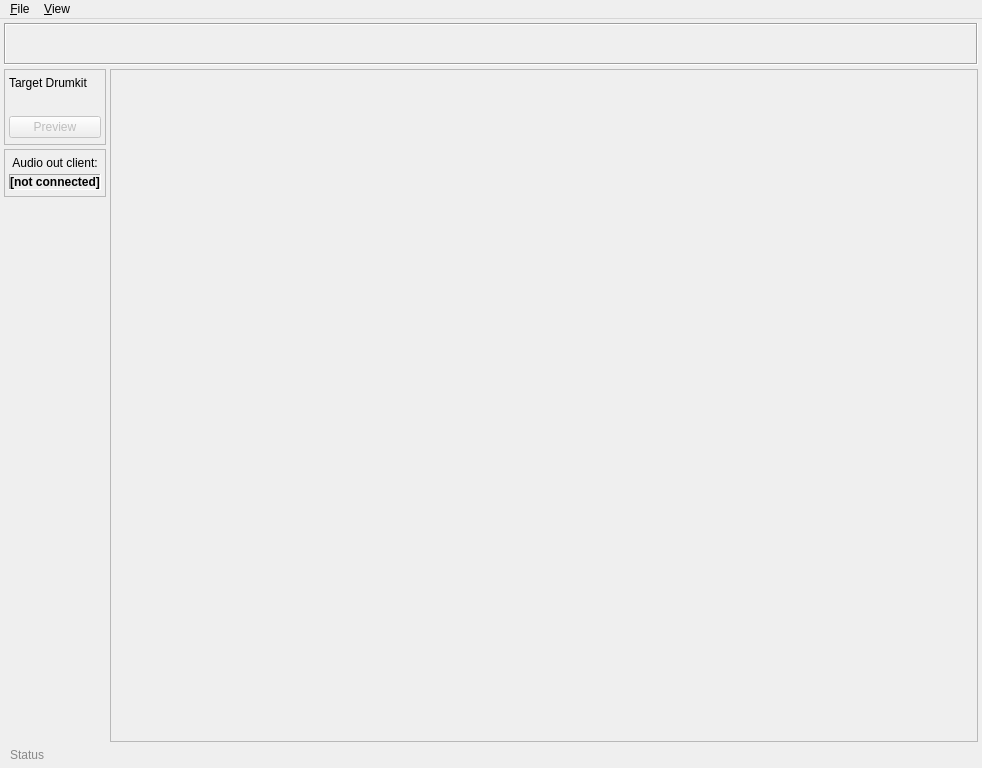
This is res/main_window.ui in Zen-Master-SoSo/kitbash as Qt 5 draws it before an edit. The edited form follows.
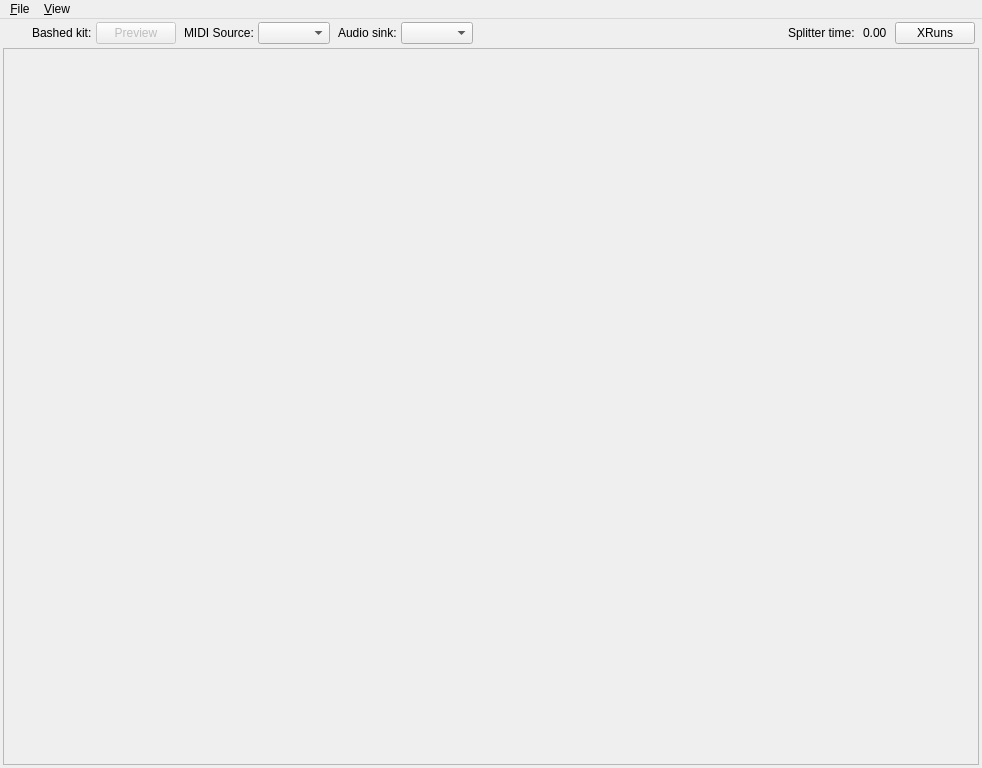
This is the edited form.

Commit message: Remove looper and conn man - move to separate projects --- WIP!!!

```diff
--- a/res/main_window.ui
+++ b/res/main_window.ui
@@ -14,103 +14,71 @@
    <string>kitbash</string>
   </property>
   <widget class="QWidget" name="centralwidget">
-   <layout class="QVBoxLayout" name="vlo1" stretch="0,10,0">
-    <property name="spacing">
-     <number>4</number>
-    </property>
-    <property name="leftMargin">
-     <number>4</number>
-    </property>
-    <property name="topMargin">
-     <number>4</number>
-    </property>
-    <property name="rightMargin">
-     <number>4</number>
-    </property>
-    <property name="bottomMargin">
-     <number>4</number>
-    </property>
-    <item>
-     <widget class="QFrame" name="frm_looper">
-      <property name="minimumSize">
-       <size>
-        <width>0</width>
-        <height>42</height>
-       </size>
-      </property>
-      <property name="frameShape">
-       <enum>QFrame::Box</enum>
-      </property>
-      <property name="frameShadow">
-       <enum>QFrame::Sunken</enum>
-      </property>
-      <property name="lineWidth">
-       <number>1</number>
-      </property>
-      <layout class="QHBoxLayout" name="looper_layout">
-       <property name="spacing">
-        <number>0</number>
-       </property>
-       <property name="leftMargin">
-        <number>2</number>
-       </property>
-       <property name="topMargin">
-        <number>2</number>
-       </property>
-       <property name="rightMargin">
-        <number>2</number>
-       </property>
-       <property name="bottomMargin">
-        <number>2</number>
-       </property>
-      </layout>
-     </widget>
-    </item>
-    <item>
-     <layout class="QHBoxLayout" name="hlo_main" stretch="0,10">
-      <item>
-       <layout class="QVBoxLayout" name="vlo_target">
-        <item>
-         <widget class="QFrame" name="frm_target">
-          <property name="frameShape">
-           <enum>QFrame::StyledPanel</enum>
-          </property>
-          <property name="frameShadow">
-           <enum>QFrame::Raised</enum>
-          </property>
           <layout class="QVBoxLayout" name="verticalLayout">
            <property name="spacing">
-            <number>6</number>
+     <number>4</number>
            </property>
            <property name="leftMargin">
+     <number>3</number>
+    </property>
+    <property name="topMargin">
+     <number>3</number>
+    </property>
+    <property name="rightMargin">
+     <number>3</number>
+    </property>
+    <property name="bottomMargin">
+     <number>3</number>
+    </property>
+    <item>
+     <widget class="QFrame" name="frm_controls">
+      <layout class="QHBoxLayout" name="horizontalLayout_4">
+       <property name="spacing">
+        <number>8</number>
+       </property>
+       <property name="leftMargin">
             <number>4</number>
            </property>
            <property name="topMargin">
-            <number>6</number>
+        <number>0</number>
            </property>
            <property name="rightMargin">
             <number>4</number>
            </property>
            <property name="bottomMargin">
-            <number>6</number>
+        <number>0</number>
            </property>
            <item>
-            <widget class="QLabel" name="lbl4">
-             <property name="text">
-              <string>Target Drumkit</string>
-             </property>
-             <property name="textFormat">
-              <enum>Qt::PlainText</enum>
-             </property>
-            </widget>
-           </item>
+        <layout class="QHBoxLayout" name="hlo_preview">
+         <property name="spacing">
+          <number>4</number>
+         </property>
            <item>
             <widget class="QLabel" name="lbl_audio_indicator">
+           <property name="minimumSize">
+            <size>
+             <width>21</width>
+             <height>0</height>
+            </size>
+           </property>
+           <property name="frameShadow">
+            <enum>QFrame::Raised</enum>
+           </property>
+           <property name="midLineWidth">
+            <number>1</number>
+           </property>
              <property name="alignment">
               <set>Qt::AlignCenter</set>
              </property>
             </widget>
            </item>
+         <item>
+          <widget class="QLabel" name="lbl1">
+           <property name="text">
+            <string>Bashed kit:</string>
+           </property>
+          </widget>
+         </item>
            <item>
             <widget class="QPushButton" name="b_preview">
              <property name="enabled">
@@ -125,81 +93,77 @@
             </widget>
            </item>
           </layout>
-         </widget>
         </item>
         <item>
-         <widget class="QFrame" name="frm_audio_out">
-          <property name="frameShape">
-           <enum>QFrame::StyledPanel</enum>
-          </property>
-          <property name="frameShadow">
-           <enum>QFrame::Raised</enum>
-          </property>
-          <layout class="QVBoxLayout" name="vlo3">
+        <layout class="QHBoxLayout" name="hlo_src">
            <property name="spacing">
             <number>4</number>
            </property>
-           <property name="leftMargin">
-            <number>4</number>
-           </property>
-           <property name="topMargin">
-            <number>6</number>
-           </property>
-           <property name="rightMargin">
-            <number>4</number>
-           </property>
-           <property name="bottomMargin">
-            <number>6</number>
-           </property>
            <item>
             <widget class="QLabel" name="lbl2">
              <property name="text">
-              <string>Audio out client:</string>
-             </property>
-             <property name="alignment">
-              <set>Qt::AlignCenter</set>
+            <string>MIDI Source:</string>
              </property>
             </widget>
            </item>
            <item>
-            <widget class="QLabel" name="lbl_audio_client">
-             <property name="font">
-              <font>
-               <weight>75</weight>
-               <bold>true</bold>
-              </font>
-             </property>
-             <property name="frameShape">
-              <enum>QFrame::Panel</enum>
-             </property>
-             <property name="frameShadow">
-              <enum>QFrame::Sunken</enum>
-             </property>
+          <widget class="QComboBox" name="cmb_midi_srcs"/>
+         </item>
+        </layout>
+       </item>
+       <item>
+        <layout class="QHBoxLayout" name="hlo_sink">
+         <property name="spacing">
+          <number>4</number>
+         </property>
+         <item>
+          <widget class="QLabel" name="lbl3">
              <property name="text">
-              <string>[not connected]</string>
-             </property>
-             <property name="alignment">
-              <set>Qt::AlignCenter</set>
+            <string>Audio sink:</string>
              </property>
             </widget>
            </item>
-          </layout>
-         </widget>
+         <item>
+          <widget class="QComboBox" name="cmb_audio_sinks"/>
+         </item>
+        </layout>
         </item>
         <item>
-         <spacer name="verticalSpacer_2">
+        <spacer name="horizontalSpacer">
           <property name="orientation">
-           <enum>Qt::Vertical</enum>
+          <enum>Qt::Horizontal</enum>
           </property>
           <property name="sizeHint" stdset="0">
            <size>
-            <width>20</width>
-            <height>40</height>
+           <width>411</width>
+           <height>20</height>
            </size>
           </property>
          </spacer>
         </item>
-       </layout>
+       <item>
+        <widget class="QLabel" name="lbl4">
+         <property name="text">
+          <string>Splitter time:</string>
+         </property>
+        </widget>
+       </item>
+       <item>
+        <widget class="QLabel" name="lbl_splitter_time">
+         <property name="text">
+          <string>0.00</string>
+         </property>
+        </widget>
+       </item>
+       <item>
+        <widget class="QPushButton" name="b_xruns">
+         <property name="text">
+          <string>XRuns</string>
+         </property>
+        </widget>
+       </item>
+      </layout>
+     </widget>
       </item>
       <item>
        <widget class="QScrollArea" name="drums_scroller">
@@ -209,6 +173,9 @@
           <verstretch>0</verstretch>
          </sizepolicy>
         </property>
+      <property name="frameShadow">
+       <enum>QFrame::Plain</enum>
+      </property>
         <property name="widgetResizable">
          <bool>true</bool>
         </property>
@@ -217,59 +184,11 @@
           <rect>
            <x>0</x>
            <y>0</y>
-           <width>837</width>
-           <height>666</height>
+         <width>974</width>
+         <height>707</height>
           </rect>
          </property>
         </widget>
-       </widget>
-      </item>
-     </layout>
-    </item>
-    <item>
-     <widget class="QFrame" name="frm_statusbar">
-      <property name="sizePolicy">
-       <sizepolicy hsizetype="Preferred" vsizetype="Fixed">
-        <horstretch>0</horstretch>
-        <verstretch>0</verstretch>
-       </sizepolicy>
-      </property>
-      <property name="minimumSize">
-       <size>
-        <width>0</width>
-        <height>18</height>
-       </size>
-      </property>
-      <property name="maximumSize">
-       <size>
-        <width>16777215</width>
-        <height>18</height>
-       </size>
-      </property>
-      <property name="styleSheet">
-       <string notr="true">QFrame * { color: #888 }</string>
-      </property>
-      <layout class="QHBoxLayout" name="hlo1">
-       <property name="leftMargin">
-        <number>6</number>
-       </property>
-       <property name="topMargin">
-        <number>0</number>
-       </property>
-       <property name="rightMargin">
-        <number>6</number>
-       </property>
-       <property name="bottomMargin">
-        <number>0</number>
-       </property>
-       <item>
-        <widget class="QLabel" name="l_status">
-         <property name="text">
-          <string>Status</string>
-         </property>
-        </widget>
-       </item>
-      </layout>
      </widget>
     </item>
    </layout>
```
Left out of the diff: 74 changed lines with no effect on the pictures. Lines whose indentation alone changed are shown as unchanged. The commit also changes 10 other files.
